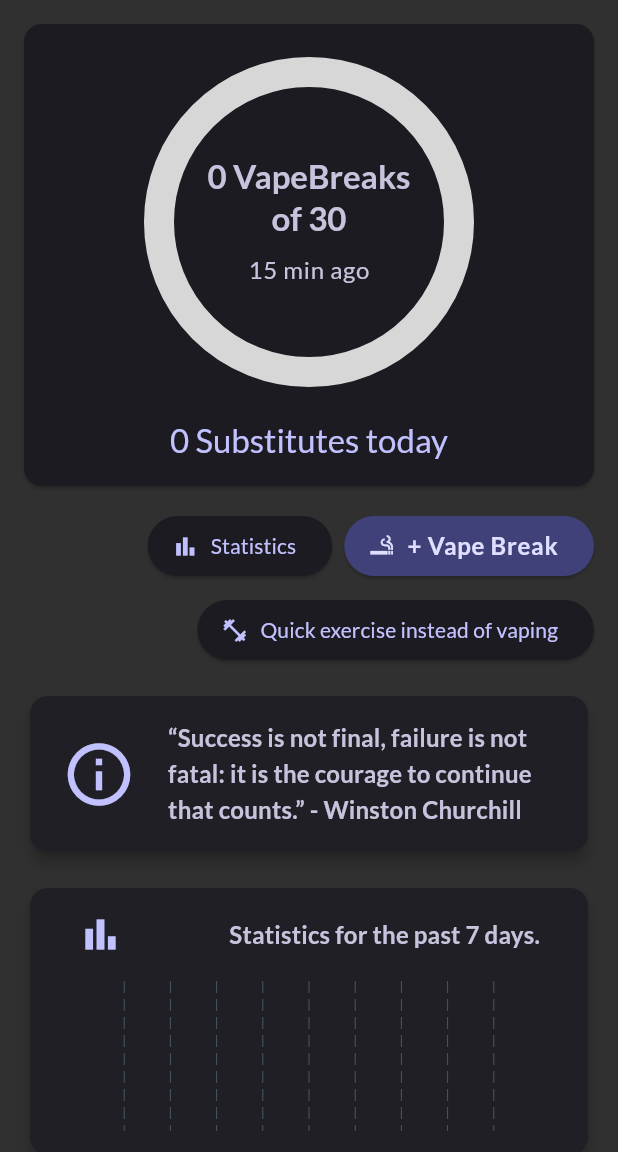
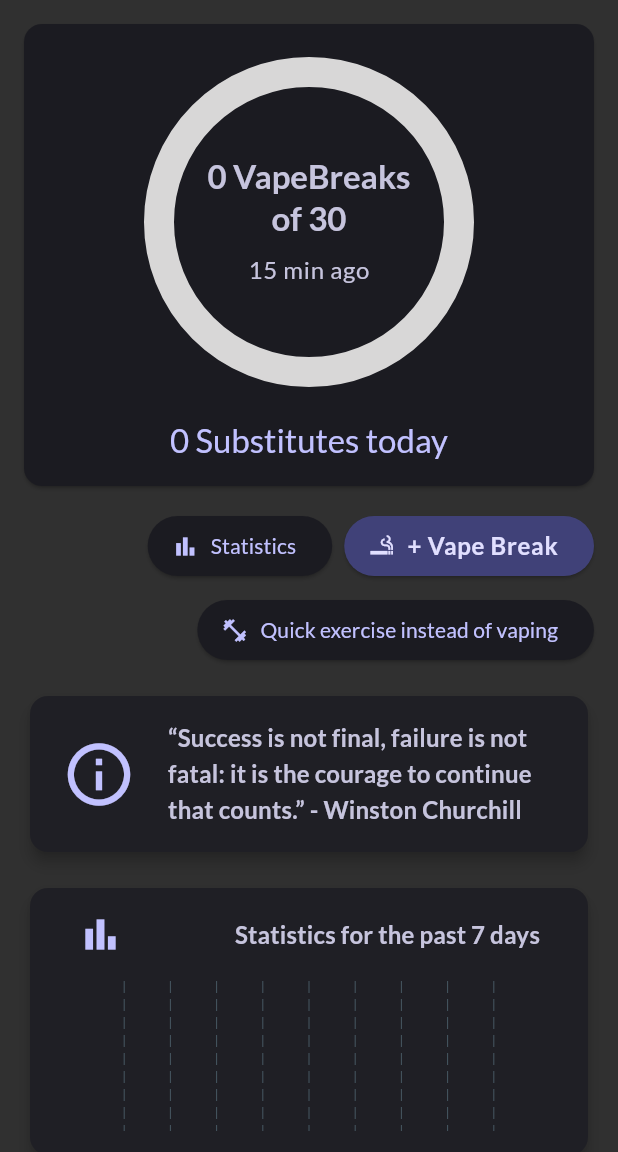
Before and after one commit to mihakonceptcorn/OffVape, a Flutter app: the screen it shows after launch, on a phone screen of 412 x 824 dp, the part 84-1236 px from its top. Run offline on Flutter 3.47's test engine with Material 3 defaults, Android fonts, the phone set to English and light mode, and no system bars; drawn by our look-alikes of fl_chart; our stand-ins replace flutter_riverpod, google_fonts, shared_preferences, sqflite; accounts and stored records are empty.

Commit message:
actions translations

```diff
--- a/lib/l10n/app_en.arb
+++ b/lib/l10n/app_en.arb
@@ -8,7 +8,7 @@
   "homeMinAgo": "min ago",
   "homeSToday": "Substitutes today",
   "homeStBtn": "Statistics",
-  "homeAddBtn": "Vape Break",
+  "homeAddBtn": "+ Vape Break",
   "homeQuickBtn": "Quick exercise instead of vaping",
   "homeStatsTitle": "Statistics for the past 7 days"
 }
--- a/lib/l10n/app_localizations.dart
+++ b/lib/l10n/app_localizations.dart
@@ -155,7 +155,7 @@ abstract class AppLocalizations {
   /// No description provided for @homeAddBtn.
   ///
   /// In en, this message translates to:
-  /// **'Vape Break'**
+  /// **'+ Vape Break'**
   String get homeAddBtn;
 
   /// No description provided for @homeQuickBtn.
--- a/lib/l10n/app_localizations_en.dart
+++ b/lib/l10n/app_localizations_en.dart
@@ -36,7 +36,7 @@ class AppLocalizationsEn extends AppLocalizations {
   String get homeStBtn => 'Statistics';
 
   @override
-  String get homeAddBtn => 'Vape Break';
+  String get homeAddBtn => '+ Vape Break';
 
   @override
   String get homeQuickBtn => 'Quick exercise instead of vaping';
--- a/lib/l10n/app_localizations_uk.dart
+++ b/lib/l10n/app_localizations_uk.dart
@@ -36,7 +36,7 @@ class AppLocalizationsUk extends AppLocalizations {
   String get homeStBtn => 'Статистика';
 
   @override
-  String get homeAddBtn => 'Вейпінг';
+  String get homeAddBtn => '+ Вейпінг';
 
   @override
   String get homeQuickBtn => 'Швидка вправа замість вейпінгу';
--- a/lib/l10n/app_uk.arb
+++ b/lib/l10n/app_uk.arb
@@ -8,7 +8,7 @@
   "homeMinAgo": "хвилин тому",
   "homeSToday": "замін сьогодні",
   "homeStBtn": "Статистика",
-  "homeAddBtn": "Вейпінг",
+  "homeAddBtn": "+ Вейпінг",
   "homeQuickBtn": "Швидка вправа замість вейпінгу",
   "homeStatsTitle": "Статистика за минулі 7 днів"
 }
--- a/lib/widgets/home_stats.dart
+++ b/lib/widgets/home_stats.dart
@@ -1,10 +1,13 @@
 import 'package:fl_chart/fl_chart.dart';
 import 'package:flutter/material.dart';
+import 'package:flutter_riverpod/flutter_riverpod.dart';
 
 import 'package:off_vape/providers/vaping_breaks_provider.dart';
+import 'package:off_vape/providers/user_settings_provider.dart';
 import 'package:off_vape/models/break.dart';
+import 'package:off_vape/l10n/app_localizations.dart';
 
-class HomeStats extends StatelessWidget {
+class HomeStats extends ConsumerWidget {
   const HomeStats({super.key});
 
   Future<List<Break>> _loadBreaks() async {
@@ -13,7 +16,9 @@ class HomeStats extends StatelessWidget {
   }
 
   @override
-  Widget build(BuildContext context) {
+  Widget build(BuildContext context, WidgetRef ref) {
+    final settings = ref.watch(settingsProvider);
+
     return FutureBuilder(
       future: _loadBreaks(),
       builder: (context, snapshot) {
@@ -54,7 +59,12 @@ class HomeStats extends StatelessWidget {
                 ),
                 child: Column(
                   children: [
-                    Row(
+                    Localizations.override(
+                      context: context,
+                      locale: Locale(settings.languageCode),
+                      child: Builder(
+                        builder: (context) {
+                          return Row(
                             mainAxisAlignment: MainAxisAlignment.spaceBetween,
                             children: [
                               Icon(
@@ -64,13 +74,16 @@ class HomeStats extends StatelessWidget {
                               ),
                               const SizedBox(width: 16),
                               Text(
-                          'Statistics for the past 7 days.',
+                                AppLocalizations.of(context)!.homeStatsTitle,
                                 style: Theme.of(context).textTheme.titleMedium!.copyWith(
                                   color: Theme.of(context).colorScheme.secondary,
                                   fontWeight: FontWeight.bold,
                                 ),
                               ),
                             ],
+                          );
+                        }
+                      ),
                     ),
                     const SizedBox(height: 16),
                     SizedBox(
--- a/lib/widgets/vape_actions.dart
+++ b/lib/widgets/vape_actions.dart
@@ -4,10 +4,12 @@ import 'package:flutter/services.dart';
 // import 'package:flutter/services.dart';
 import 'package:flutter_riverpod/flutter_riverpod.dart';
 
+import 'package:off_vape/providers/user_settings_provider.dart';
 import 'package:off_vape/data/substitutes.dart';
 import 'package:off_vape/models/substitute.dart';
 import 'package:off_vape/providers/vaping_breaks_provider.dart';
 import 'package:off_vape/screens/statistics.dart';
+import 'package:off_vape/l10n/app_localizations.dart';
 
 class VapeActions extends ConsumerStatefulWidget {
   const VapeActions({super.key});
@@ -93,9 +95,16 @@ class _VapeActionsState extends ConsumerState<VapeActions> {
 
   @override
   Widget build(BuildContext context) {
+    final settings = ref.watch(settingsProvider);
+
     return Padding(
       padding: const EdgeInsets.only(top: 0, left: 16, right: 16, bottom: 16),
-      child: Column(
+      child: Localizations.override(
+        context: context,
+        locale: Locale(settings.languageCode),
+        child: Builder(
+          builder: (context) {
+            return Column(
               crossAxisAlignment: CrossAxisAlignment.end,
               children: [
                 Row(
@@ -103,7 +112,7 @@ class _VapeActionsState extends ConsumerState<VapeActions> {
                   children: [
                     ElevatedButton.icon(
                       icon: const Icon(Icons.bar_chart_sharp),
-                label: const Text('Statistics'),
+                      label: Text(AppLocalizations.of(context)!.homeStBtn),
                       onPressed: () {
                         HapticFeedback.lightImpact();
                         Navigator.of(context).push(
@@ -117,7 +126,7 @@ class _VapeActionsState extends ConsumerState<VapeActions> {
                     ElevatedButton.icon(
                       icon: const Icon(Icons.smoking_rooms),
                       label: Text(
-                  '+ Vape Break',
+                        AppLocalizations.of(context)!.homeAddBtn,
                         style: Theme.of(context).textTheme.bodyLarge!.copyWith(
                           color: Theme.of(context).colorScheme.onPrimaryContainer,
                           fontWeight: FontWeight.bold,
@@ -141,13 +150,16 @@ class _VapeActionsState extends ConsumerState<VapeActions> {
                 const SizedBox(height: 8),
                 ElevatedButton.icon(
                   icon: const Icon(Icons.fitness_center),
-            label: const Text('Quick exercise instead of vaping'),
+                  label: Text(AppLocalizations.of(context)!.homeQuickBtn),
                   onPressed: () {
                     HapticFeedback.lightImpact();
                     showSubstituteDialog(context);
                   },
                 ),
               ],
+            );
+          }
+        ),
       ),
     );
   }
```
Lines whose indentation alone changed are shown as unchanged.
